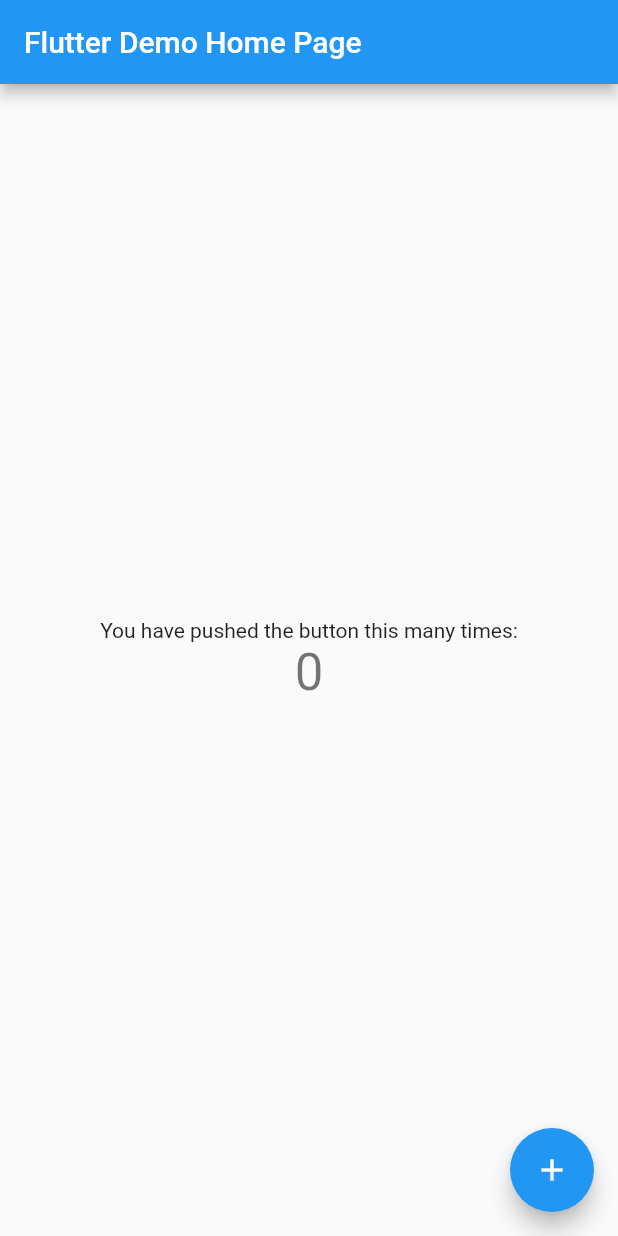
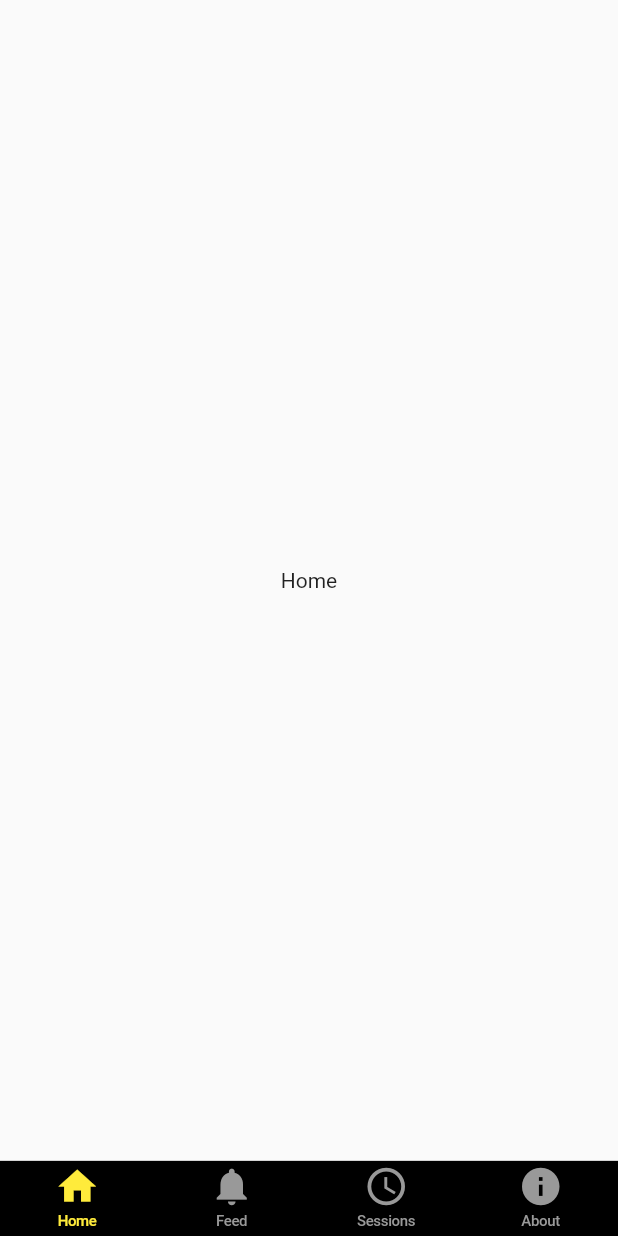
Before and after one commit to droidconKE/droidconke2020_flutter, a Flutter app: the screen it shows after launch, on a phone screen of 412 x 824 dp. Run offline on Flutter 3.47's test engine with Material 2 defaults, Android fonts, the phone set to English and light mode, and no system bars.

Commit message:
Done app skeleton

```diff
--- a/lib/main.dart
+++ b/lib/main.dart
@@ -1,63 +1,19 @@
+import 'package:droidconke2020_flutter/widgets/tab_scaffold.dart';
 import 'package:flutter/material.dart';
 
-void main() => runApp(MyApp());
+void main() {
+  runApp(MyApp());
+}
 
 class MyApp extends StatelessWidget {
   @override
   Widget build(BuildContext context) {
     return MaterialApp(
-      title: 'Flutter Demo',
+      title: 'DroidconKE 2020',
       theme: ThemeData(
-        primarySwatch: Colors.blue,
+        primarySwatch: Colors.purple,
       ),
-      home: MyHomePage(title: 'Flutter Demo Home Page'),
+      home: TabScaffold(),
     );
   }
 }
-
-class MyHomePage extends StatefulWidget {
-  MyHomePage({Key key, this.title}) : super(key: key);
-
-  final String title;
-
-  @override
-  _MyHomePageState createState() => _MyHomePageState();
-}
-
-class _MyHomePageState extends State<MyHomePage> {
-  int _counter = 0;
-
-  void _incrementCounter() {
-    setState(() {
-      _counter++;
-    });
-  }
-
-  @override
-  Widget build(BuildContext context) {
-    return Scaffold(
-      appBar: AppBar(
-        title: Text(widget.title),
-      ),
-      body: Center(
-        child: Column(
-          mainAxisAlignment: MainAxisAlignment.center,
-          children: <Widget>[
-            Text(
-              'You have pushed the button this many times:',
-            ),
-            Text(
-              '$_counter',
-              style: Theme.of(context).textTheme.display1,
-            ),
-          ],
-        ),
-      ),
-      floatingActionButton: FloatingActionButton(
-        onPressed: _incrementCounter,
-        tooltip: 'Increment',
-        child: Icon(Icons.add),
-      ),
-    );
-  }
-}
--- /dev/null
+++ b/lib/screens/about_screen.dart
@@ -0,0 +1,12 @@
+import 'package:flutter/material.dart';
+
+class AboutScreen extends StatelessWidget {
+  @override
+  Widget build(BuildContext context) {
+    return Scaffold(
+      body: Center(
+        child: Text("About"),
+      ),
+    );
+  }
+}
--- /dev/null
+++ b/lib/screens/feed_screen.dart
@@ -0,0 +1,12 @@
+import 'package:flutter/material.dart';
+
+class FeedScreen extends StatelessWidget {
+  @override
+  Widget build(BuildContext context) {
+    return Scaffold(
+      body: Center(
+        child: Text("Feed"),
+      ),
+    );
+  }
+}
--- /dev/null
+++ b/lib/screens/home_screen.dart
@@ -0,0 +1,14 @@
+import 'package:flutter/material.dart';
+
+class HomeScreen extends StatelessWidget {
+  @override
+  Widget build(BuildContext context) {
+    return Scaffold(
+      body: Center(
+        child: Text(
+          'Home',
+        ),
+      ),
+    );
+  }
+}
--- /dev/null
+++ b/lib/screens/sessions_screen.dart
@@ -0,0 +1,12 @@
+import 'package:flutter/material.dart';
+
+class SessionsScreen extends StatelessWidget {
+  @override
+  Widget build(BuildContext context) {
+    return Scaffold(
+      body: Center(
+        child: Text("Sessions"),
+      ),
+    );
+  }
+}
--- /dev/null
+++ b/lib/widgets/tab_scaffold.dart
@@ -0,0 +1,50 @@
+import 'package:droidconke2020_flutter/screens/about_screen.dart';
+import 'package:droidconke2020_flutter/screens/feed_screen.dart';
+import 'package:droidconke2020_flutter/screens/home_screen.dart';
+import 'package:droidconke2020_flutter/screens/sessions_screen.dart';
+import 'package:flutter/cupertino.dart';
+import 'package:flutter/material.dart';
+
+class TabScaffold extends StatelessWidget {
+  @override
+  Widget build(BuildContext context) {
+    return CupertinoTabScaffold(
+      tabBar: CupertinoTabBar(
+        backgroundColor: Colors.black,
+        activeColor: Colors.yellow,
+        items: [
+          BottomNavigationBarItem(
+            icon: Icon(Icons.home),
+            title: Text("Home"),
+          ),
+          BottomNavigationBarItem(
+            icon: Icon(Icons.notifications),
+            title: Text("Feed"),
+          ),
+          BottomNavigationBarItem(
+            icon: Icon(Icons.access_time),
+            title: Text("Sessions"),
+          ),
+          BottomNavigationBarItem(
+            icon: Icon(Icons.info),
+            title: Text("About"),
+          ),
+        ],
+      ),
+      tabBuilder: (context, index) {
+        switch (index) {
+          case 0:
+            return HomeScreen();
+          case 1:
+            return FeedScreen();
+          case 2:
+            return SessionsScreen();
+          case 3:
+            return AboutScreen();
+          default:
+            return HomeScreen();
+        }
+      },
+    );
+  }
+}
```
Also changed, not shown: pubspec.yaml (+13 -55 lines), pubspec.lock, 7 other files.
